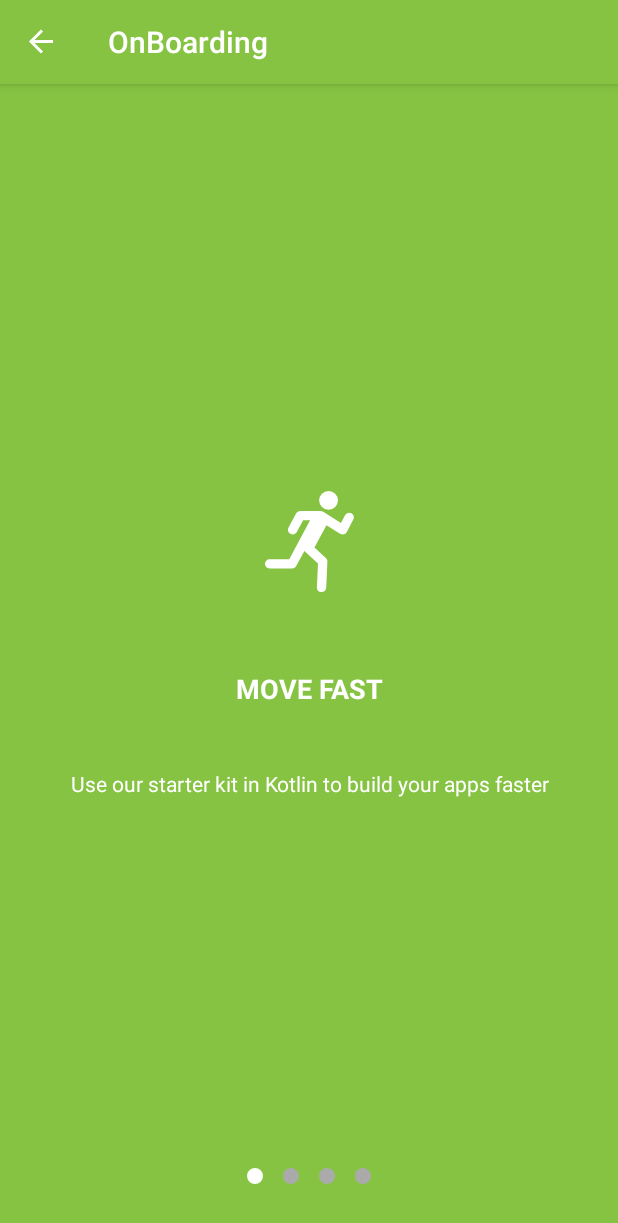
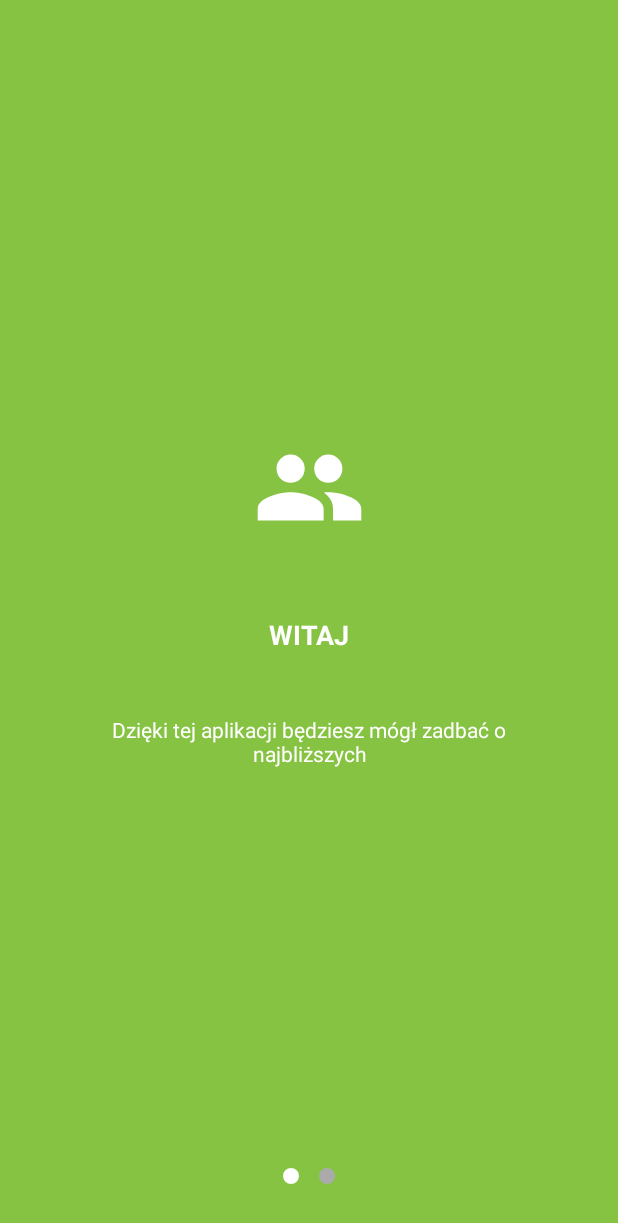
Before and after one commit to krzycho2/wpam-projekt, an Android app: the OnBoarding screen opened through its navigation route, on a phone screen of 412 x 824 dp. Shown: the top 1223 px of the screen. Run offline under Robolectric (Android 15) with nearby library versions, the phone set to English and light mode, and no system bars; our stand-ins replace Firebase (no records; nobody signed in at launch, a user with empty details on screens opened directly), Picasso, data binding, navigation-ui; 1 statement that could not run was skipped.

Commit message:
hot fix2

```diff
--- a/app/build.gradle
+++ b/app/build.gradle
@@ -11,7 +11,7 @@ android {
     buildToolsVersion "29.0.2"
     defaultConfig {
         applicationId "pw.elka.mobiasystent"
-        minSdkVersion 19
+        minSdkVersion 24
         targetSdkVersion 29
         versionCode 1
         multiDexEnabled true
--- a/app/src/main/java/pw/elka/mobiasystent/modelcontroller/AuthController.kt
+++ b/app/src/main/java/pw/elka/mobiasystent/modelcontroller/AuthController.kt
@@ -10,6 +10,7 @@ import com.google.android.gms.auth.api.signin.GoogleSignInOptions
 import com.google.firebase.auth.FirebaseAuth
 import com.google.firebase.auth.FirebaseUser
 import pw.elka.mobiasystent.R
+
 import pw.elka.mobiasystent.model.User
 
 class AuthController {
--- a/app/src/main/java/pw/elka/mobiasystent/ui/activity/host/HostActivity.kt
+++ b/app/src/main/java/pw/elka/mobiasystent/ui/activity/host/HostActivity.kt
@@ -54,6 +54,7 @@ class HostActivity : AppCompatActivity() {
 
         navController.addOnDestinationChangedListener { _, destination, _ ->
             if (
+                destination.id == R.id.onBoarding ||
                 destination.id == R.id.authFragment ||
                 destination.id == R.id.loginFragment ||
                 destination.id == R.id.signUpFragment
@@ -73,7 +74,7 @@ class HostActivity : AppCompatActivity() {
                 graph.startDestination = R.id.homeFragment
             }
         } else {
-            graph.startDestination = R.id.authFragment
+            graph.startDestination = R.id.onBoarding
 
         }
         navController.graph = graph
--- a/app/src/main/java/pw/elka/mobiasystent/ui/fragment/home/HomeFragment.kt
+++ b/app/src/main/java/pw/elka/mobiasystent/ui/fragment/home/HomeFragment.kt
@@ -2,6 +2,7 @@ package pw.elka.mobiasystent.ui.fragment.home
 
 
 import android.os.Bundle
+import android.util.Log
 import android.view.LayoutInflater
 import android.view.View
 import android.view.ViewGroup
@@ -14,7 +15,7 @@ class HomeFragment : Fragment() {
         savedInstanceState: Bundle?
     ): View? {
         binding = FragmentHomeBinding.inflate(inflater, container, false)
-
+        Log.d("DUPA", "HOME fragment")
         return binding.root
     }
 }
--- a/app/src/main/java/pw/elka/mobiasystent/ui/fragment/login/LoginFragment.kt
+++ b/app/src/main/java/pw/elka/mobiasystent/ui/fragment/login/LoginFragment.kt
@@ -2,6 +2,7 @@ package pw.elka.mobiasystent.ui.fragment.login
 
 import android.content.Intent
 import android.os.Bundle
+import android.util.Log
 import android.view.LayoutInflater
 import android.view.View
 import android.view.ViewGroup
@@ -84,6 +85,7 @@ class LoginFragment : Fragment() {
 
     private fun signInWithGoogle() {
         val signInIntent = (activity as HostActivity).googleSignInClient.signInIntent
+        Log.d("DUPA", "PROBA ZALOGOWANIA PRZEZ GOOGLE")
         startActivityForResult(signInIntent, RC_SIGN_IN)
     }
 }
--- a/app/src/main/java/pw/elka/mobiasystent/ui/fragment/onBoarding/OnBoarding.kt
+++ b/app/src/main/java/pw/elka/mobiasystent/ui/fragment/onBoarding/OnBoarding.kt
@@ -1,6 +1,7 @@
 package pw.elka.mobiasystent.ui.fragment.onBoarding
 
 import android.os.Bundle
+import android.util.Log
 import android.view.LayoutInflater
 import android.view.View
 import android.view.ViewGroup
@@ -30,7 +31,7 @@ class OnBoarding : Fragment() {
         binding = FragmentOnBoardingBinding.inflate(inflater, container, false)
         binding.onBoardingViewModel = viewModel
         binding.lifecycleOwner = this
-
+        Log.d("DUPA", "Onboard fragment")
         viewModel.dataSet.observe(this, Observer {
             viewPager2.adapter = sliderAdapter
             sliderAdapter.setItems(it)
--- a/app/src/main/java/pw/elka/mobiasystent/ui/fragment/onBoarding/OnBoardingViewModel.kt
+++ b/app/src/main/java/pw/elka/mobiasystent/ui/fragment/onBoarding/OnBoardingViewModel.kt
@@ -7,30 +7,22 @@ import androidx.lifecycle.LiveData
 import androidx.lifecycle.MutableLiveData
 import androidx.viewpager2.widget.ViewPager2
 import pw.elka.mobiasystent.R
+
 import pw.elka.mobiasystent.model.SlideContent
 
 
 class OnBoardingViewModel(application: Application) : AndroidViewModel(application) {
     private val list = listOf(
         SlideContent(
-            ContextCompat.getDrawable(application.applicationContext, R.drawable.ic_fast)!!,
-            "Move Fast",
-            "Use our starter kit in Kotlin to build your apps faster"
+            ContextCompat.getDrawable(application.applicationContext, R.drawable.ic_people)!!,
+            "Witaj",
+            "Dzięki tej aplikacji będziesz mógł zadbać o najbliższych"
         ),
-        SlideContent(
-            ContextCompat.getDrawable(application.applicationContext, R.drawable.ic_kotlin)!!,
-            "Learn Kotlin",
-            "Learning Kotlin practically by working on a real project"
-        ),
-        SlideContent(
-            ContextCompat.getDrawable(application.applicationContext, R.drawable.ic_firebase)!!,
-            "Learn Firebase",
-            "Learn how to use Firebase as a backend for your Kotlin app"
-        ),
+
         SlideContent(
             ContextCompat.getDrawable(application.applicationContext, R.drawable.ic_save_time)!!,
-            "Save Time",
-            "Save a few days of development by starting with our app template"
+            "Oszczędność czasu",
+            "Dzięki aplikacji czeka Cie oszczędność czasu"
         )
     )
 
--- a/app/src/main/java/pw/elka/mobiasystent/ui/fragment/signUp/SignUpViewModel.kt
+++ b/app/src/main/java/pw/elka/mobiasystent/ui/fragment/signUp/SignUpViewModel.kt
@@ -11,9 +11,9 @@ import com.google.firebase.auth.FirebaseAuth
 import com.google.firebase.auth.FirebaseUser
 import com.google.firebase.firestore.FirebaseFirestore
 import com.google.firebase.storage.FirebaseStorage
+import pw.elka.mobiasystent.R
 import pw.elka.mobiasystent.model.UserModel
 import pw.elka.mobiasystent.utils.MyApplication
-import pw.elka.mobiasystent.R
 
 class SignUpViewModel(private val myApplication: Application) : AndroidViewModel(myApplication) {
     private val auth = FirebaseAuth.getInstance()
```
